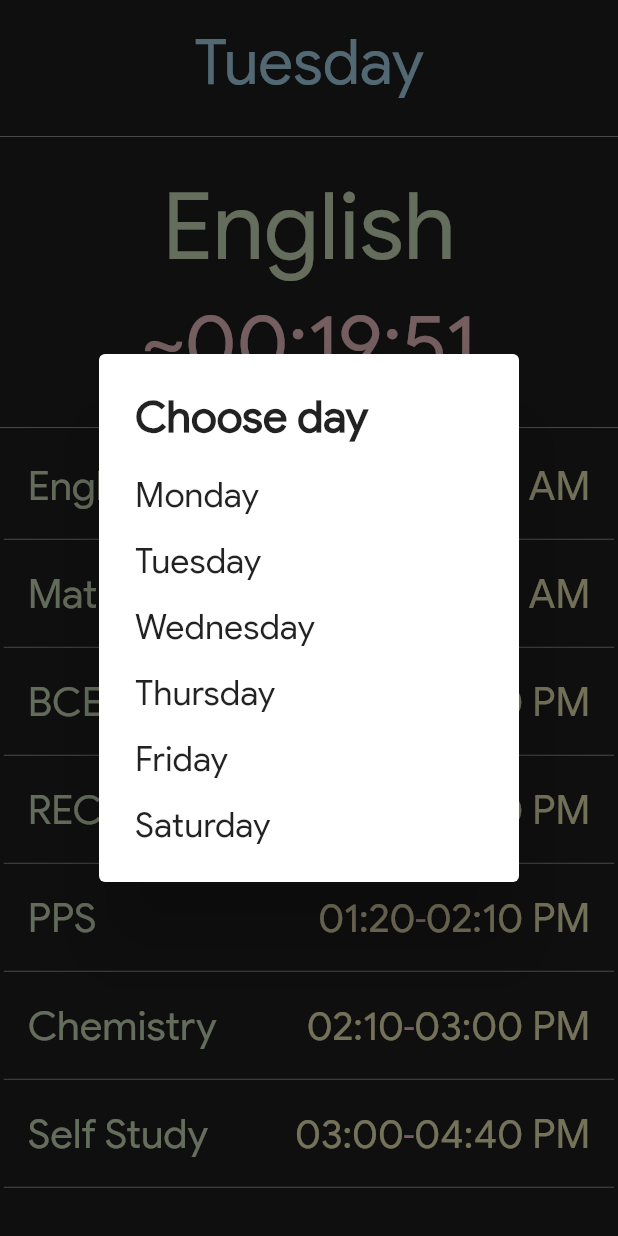
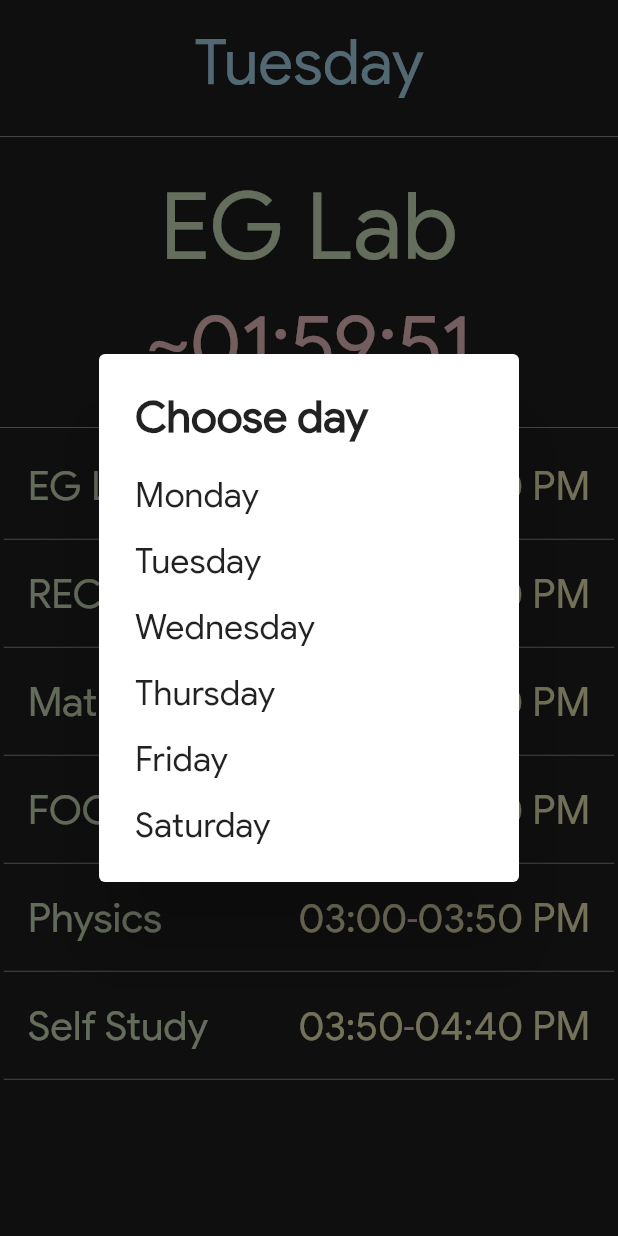
Before and after one commit to uditkarode/FlutterTimeTable, a Flutter app: the screen it shows after launch, after a tap on "Tuesday", on a phone screen of 412 x 824 dp. Run offline on Flutter 3.47's test engine with Material 2 defaults, Android fonts, the phone set to English and light mode, and no system bars.

Commit message:
utils: bump time-table to second semester

```diff
--- a/lib/utils.dart
+++ b/lib/utils.dart
@@ -8,61 +8,62 @@ void assignTimeTable(String currentDay) {
   timeTable.clear();
   switch (currentDay) {
     case "Monday":
-      timeTable.add(Period("Chemistry", 50));
-      timeTable.add(Period("BCEM", 50));
-      timeTable.add(Period("English", 50));
+      timeTable.add(Period("BEEE", 50));
+      timeTable.add(Period("Physics", 50));
+      timeTable.add(Period("Math", 50));
       timeTable.add(Period("RECESS", 50));
-      timeTable.add(Period("C/CM Lab", 100));
-      timeTable.add(Period("C/CM Lab", 100));
+      timeTable.add(Period("PH/B Lab", 100));
+      timeTable.add(Period("PH/B Lab", 100));
       break;
 
     case "Tuesday":
-      timeTable.add(Period("English", 50));
+      timeTable.add(Period("EG Lab", 150));
+      timeTable.add(Period("RECESS", 50));
       timeTable.add(Period("Math", 50));
-      timeTable.add(Period("BCEM", 50));
-      timeTable.add(Period("RECESS", 50));
-      timeTable.add(Period("PPS", 50));
-      timeTable.add(Period("Chemistry", 50));
-      timeTable.add(Period("Self Study", 100));
+      timeTable.add(Period("FOC", 50));
+      timeTable.add(Period("Physics", 50));
+      timeTable.add(Period("Self Study", 50));
       break;
 
     case "Wednesday":
+      timeTable.add(Period("FOC Lab", 100));
+      timeTable.add(Period("BEEE", 50));
+      timeTable.add(Period("RECESS", 50));
+      timeTable.add(Period("FOC", 50));
+      timeTable.add(Period("Physics", 50));
       timeTable.add(Period("Math", 50));
-      timeTable.add(Period("Chemistry", 50));
-      timeTable.add(Period("PPS", 50));
-      timeTable.add(Period("RECESS", 50));
-      timeTable.add(Period("English", 50));
-      timeTable.add(Period("BCEM", 50));
-      timeTable.add(Period("Self Study", 100));
+      timeTable.add(Period("Self Study", 50));
       break;
 
     case "Thursday":
-      timeTable.add(Period("PPS Lab", 100));
-      timeTable.add(Period("Chemistry", 50));
+      timeTable.add(Period("FOC", 50));
+      timeTable.add(Period("Physics", 50));
+      timeTable.add(Period("Math", 50));
       timeTable.add(Period("RECESS", 50));
-      timeTable.add(Period("PPS", 50));
-      timeTable.add(Period("Math", 50));
-      timeTable.add(Period("Self Study", 100));
+      timeTable.add(Period("BEEE", 50));
+      timeTable.add(Period("Val. Ed", 100));
+      timeTable.add(Period("Self Study", 50));
       break;
 
     case "Friday":
-      timeTable.add(Period("BCEM", 50));
-      timeTable.add(Period("PPS", 50));
+      timeTable.add(Period("EG Lab", 150));
+      timeTable.add(Period("RECESS", 50));
+      timeTable.add(Period("Physics", 50));
       timeTable.add(Period("Math", 50));
-      timeTable.add(Period("RECESS", 50));
-      timeTable.add(Period("Chemistry", 50));
-      timeTable.add(Period("English", 50));
-      timeTable.add(Period("Lang Lab", 100));
+      timeTable.add(Period("BEEE", 50));
+      timeTable.add(Period("Self Study", 50));
       break;
 
     case "Saturday":
       timeTable.add(Period("Math", 50));
-      timeTable.add(Period("Workshop", 150));
+      timeTable.add(Period("BEEE", 50));
+      timeTable.add(Period("Physics", 50));
+      timeTable.add(Period("FOC", 50));
       timeTable.add(Period("Self Study", 50));
       break;
 
     case "Sunday":
-      timeTable.add(Period("Self Study", 14 * 60));
+      timeTable.add(Period("Fun-day", 14 * 60));
       break;
   }
   setupExactTimes();
```
